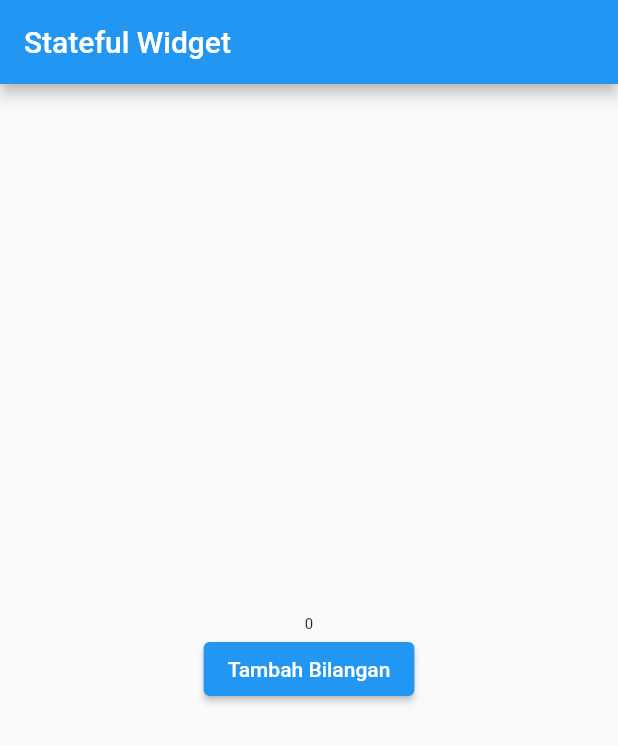
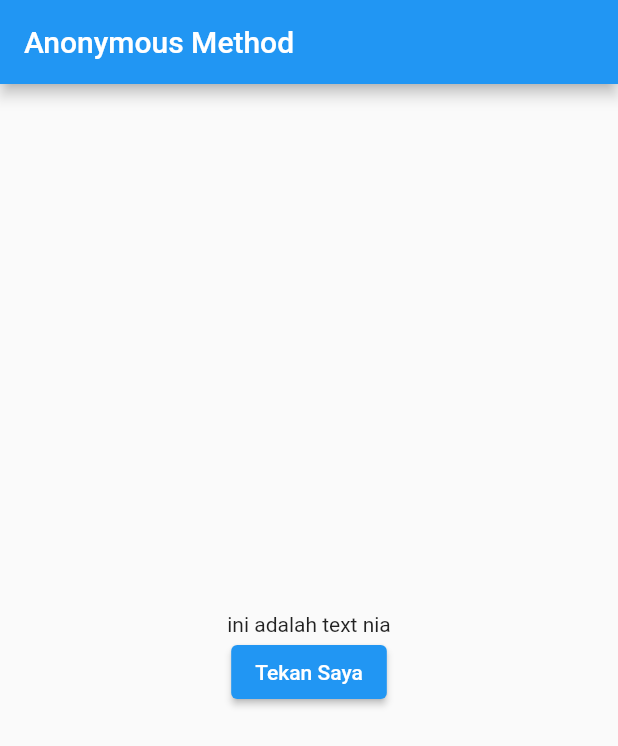
Before and after one commit to ajiwahyugigit/my-android, a Flutter app: the screen it shows after launch, on a phone screen of 412 x 824 dp. Shown: the top 746 px of the screen. Run offline on Flutter 3.47's test engine with Material 2 defaults, Android fonts, the phone set to English and light mode, and no system bars.

Commit message:
Anonymous Method

```diff
--- a/lib/main.dart
+++ b/lib/main.dart
@@ -10,32 +10,33 @@ class MyApp extends StatefulWidget {
 }
 
 class _MyAppState extends State<MyApp> {
-  int number = 0;
+  String message = "ini adalah text nia";
 
-  void tekanTombol() {
-    setState(() {
-      number = number + 1;
-    });
-  }
+  // void tombolDitekan() {
+  //   setState(() {
+  //     message = "Tombol sudah ditekan";
+  //   });
+  // }
 
   @override
   Widget build(BuildContext context) {
     return MaterialApp(
       home: Scaffold(
         appBar: AppBar(
-          title: Text("Stateful Widget"),
+          title: Text("Anonymous Method"),
         ),
         body: Center(
           child: Column(
             mainAxisAlignment: MainAxisAlignment.center,
             children: <Widget>[
-              Text(
-                number.toString(),
-                style: TextStyle(fontSize: 10 + number.toDouble()),
-              ),
+              Text(message),
               ElevatedButton(
-                child: Text("Tambah Bilangan"),
-                onPressed: tekanTombol,
+                child: Text("Tekan Saya"),
+                onPressed: () {
+                  setState(() { //anonymous method
+                    message = "Tombol sudah di tekan";
+                  });
+                },
               )
             ],
           ),
@@ -44,6 +45,48 @@ class _MyAppState extends State<MyApp> {
     );
   }
 }
+
+//stateful widget
+// class MyApp extends StatefulWidget {
+//   @override
+//   _MyAppState createState() => _MyAppState();
+// }
+
+// class _MyAppState extends State<MyApp> {
+//   int number = 0;
+//
+//   void tekanTombol() {
+//     setState(() {
+//       number = number + 1;
+//     });
+//   }
+//
+//   @override
+//   Widget build(BuildContext context) {
+//     return MaterialApp(
+//       home: Scaffold(
+//         appBar: AppBar(
+//           title: Text("Stateful Widget"),
+//         ),
+//         body: Center(
+//           child: Column(
+//             mainAxisAlignment: MainAxisAlignment.center,
+//             children: <Widget>[
+//               Text(
+//                 number.toString(),
+//                 style: TextStyle(fontSize: 10 + number.toDouble()),
+//               ),
+//               ElevatedButton(
+//                 child: Text("Tambah Bilangan"),
+//                 onPressed: tekanTombol,
+//               )
+//             ],
+//           ),
+//         ),
+//       ),
+//     );
+//   }
+// }
 
 // class MyApp extends StatelessWidget {
 //   @override
```
